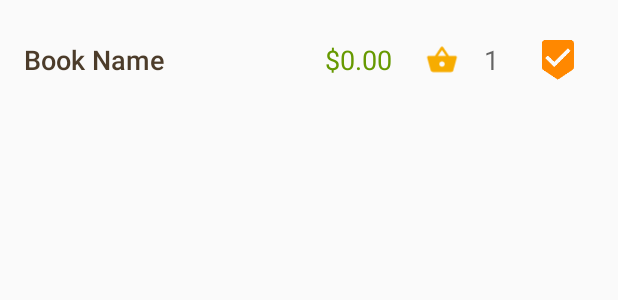
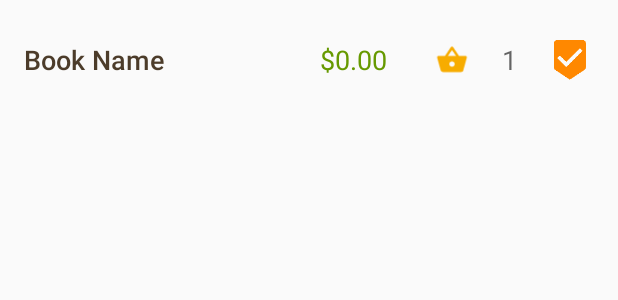
Before and after one commit to yaostyle/GSBookstore-S2, an Android app: the layout list_item.xml on its own in the app's theme, with its tools: preview values and no code run, on a phone screen of 412 x 824 dp. Shown: the top 300 px of the screen. Run offline under Robolectric (Android 15) with nearby library versions, the phone set to English and light mode, and no system bars.

Commit message:
Found issues with onClickItem.

```diff
--- a/app/src/main/res/layout/list_item.xml
+++ b/app/src/main/res/layout/list_item.xml
@@ -1,6 +1,7 @@
 <?xml version="1.0" encoding="utf-8"?>
 <!-- Layout for a single list item in the list of pets -->
 <LinearLayout
+    android:id="@+id/listview_parent"
     xmlns:android="http://schemas.android.com/apk/res/android"
     android:layout_width="match_parent"
     android:layout_height="wrap_content"
@@ -20,17 +21,16 @@
             android:textAppearance="?android:textAppearanceMedium"
             android:textColor="@color/colorTextAccent"
             android:layout_gravity="center_vertical"
-            android:layout_weight="3"
+            android:layout_weight="4"
+            android:freezesText="true"
             android:text="Book Name"/>
 
         <TextView
             android:id="@+id/book_price"
-            android:layout_width="wrap_content"
+            android:layout_width="70dp"
             android:layout_height="wrap_content"
             android:fontFamily="sans-serif"
-            android:layout_weight="1"
             android:layout_gravity="center_vertical"
-            android:textAlignment="center"
             android:textAppearance="?android:textAppearanceMedium"
             android:textColor="@android:color/holo_green_dark"
             android:text="$0.00"/>
@@ -47,8 +47,6 @@
                 android:layout_width="wrap_content"
                 android:layout_height="wrap_content"
                 android:src="@drawable/ic_qty"
-                android:scaleType="fitCenter"
-                android:layout_marginRight="-5dp"
                 android:tint="@color/colorPrimary"
                 android:scaleY="0.6"
                 android:scaleX="0.6" />
@@ -71,6 +69,7 @@
             android:src="@drawable/ic_sell"
             android:tint="@android:color/holo_orange_dark"
             android:layout_gravity="center_vertical"
+            android:layout_marginRight="-8dp"
             android:clickable="true"
             android:scaleX="0.6"
             android:scaleY="0.6" />
```
Also changed, not shown: app/src/main/java/com/android/chrishsu/gsbookstore/BookCursorAdapter.java (+19 -16 lines), app/src/main/java/com/android/chrishsu/gsbookstore/CatalogActivity.java (+56 -1 lines).
